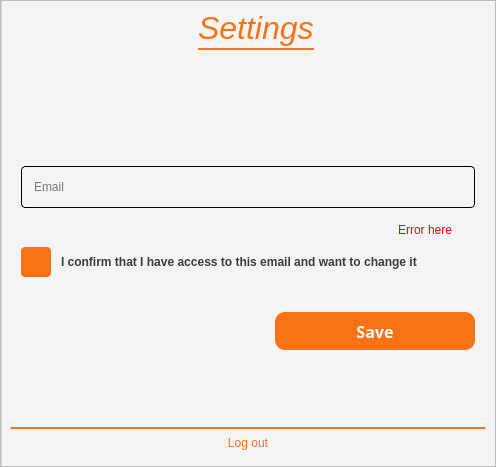
The window that settingspanel.ui (Ph4sm4/FinelogApp) describes before a commit, drawn with Qt 5.
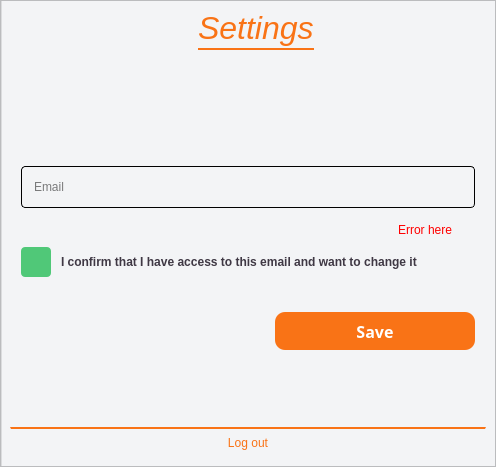
The same window after the commit. The open tabs and pages were chosen to show the change. Icons and pictures are not drawn.

Patch:
```diff
--- a/settingspanel.ui
+++ b/settingspanel.ui
@@ -1127,7 +1127,7 @@
                <string notr="true">QCheckBox::indicator {
 width: 30px;
 height: 30px;
-background: rgb(249, 115, 22);
+background:rgb(80, 200, 120);
 border-radius: 4px;
 }
 
```
Left out of the diff: 14 changed lines with no effect on the pictures.
